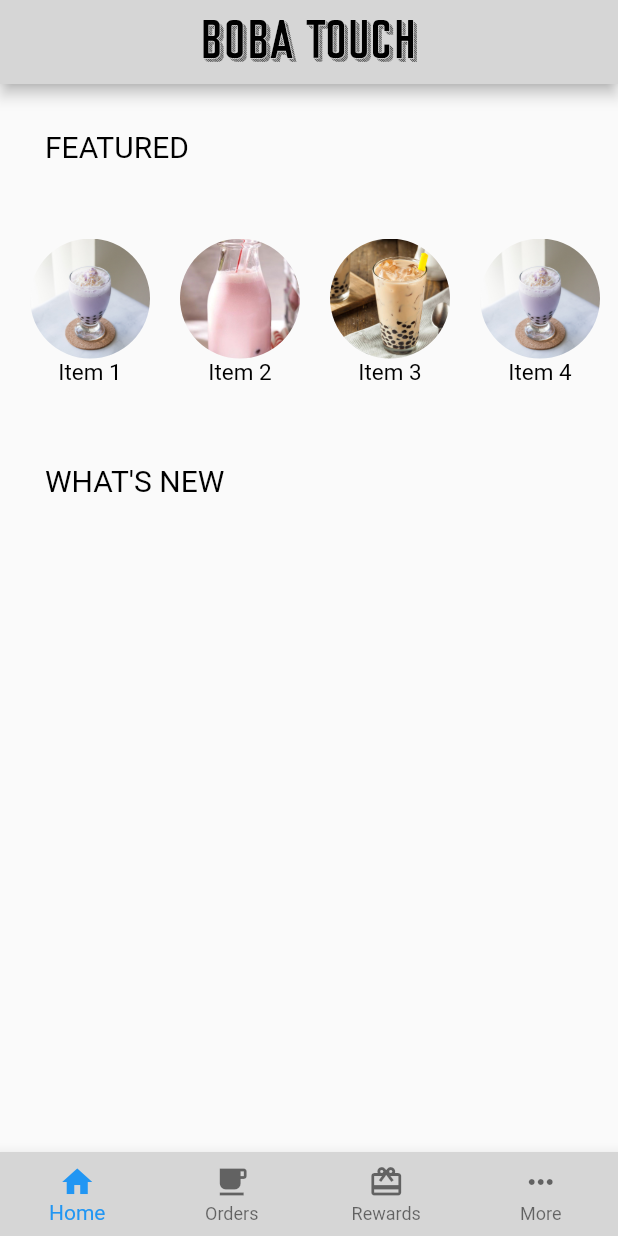
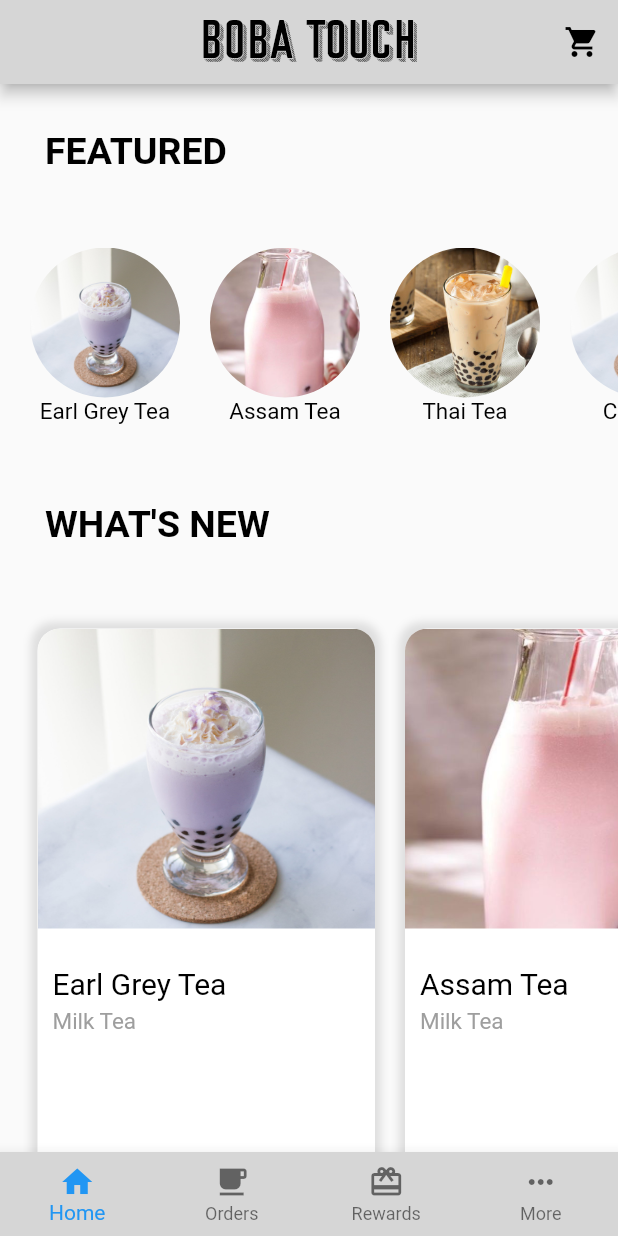
Before and after one commit to sabrinatouch/bobatouch, a Flutter app: the screen it shows after launch, on a phone screen of 412 x 824 dp. Run offline on Flutter 3.47's test engine with Material 2 defaults, Android fonts, the phone set to English and light mode, and no system bars.

Commit message:
first design iteration of home page

```diff
--- a/flutter_test/demo/lib/HomePage.dart
+++ b/flutter_test/demo/lib/HomePage.dart
@@ -16,7 +16,8 @@ class _HomePageState extends State<HomePage> {
             child: Text(
               'FEATURED',
               style: TextStyle(
-                fontSize: 20.0,
+                fontSize: 25.0,
+                fontWeight: FontWeight.bold,
                 color: Colors.black,
               )
             )
@@ -24,16 +25,16 @@ class _HomePageState extends State<HomePage> {
           Padding(
             padding: EdgeInsets.only(left: 10.0, top: 10.0, bottom: 10.0),
             child: Container(
-              height: 120.0,
+              height: 140.0,
               child: ListView(
                 scrollDirection: Axis.horizontal,
                 children: <Widget>[
-                  _buildFeaturedItem('assets/drink1.jpg', 'Item 1'),
-                  _buildFeaturedItem('assets/drink2.jpg', 'Item 2'),
-                  _buildFeaturedItem('assets/drink3.jpg', 'Item 3'),
-                  _buildFeaturedItem('assets/drink1.jpg', 'Item 4'),
-                  _buildFeaturedItem('assets/drink2.jpg', 'Item 5'),
-                  _buildFeaturedItem('assets/drink3.jpg', 'Item 6'),
+                  _buildFeaturedItem('assets/drink1.jpg', 'Earl Grey Tea'),
+                  _buildFeaturedItem('assets/drink2.jpg', 'Assam Tea'),
+                  _buildFeaturedItem('assets/drink3.jpg', 'Thai Tea'),
+                  _buildFeaturedItem('assets/drink1.jpg', 'Coconut'),
+                  _buildFeaturedItem('assets/drink2.jpg', 'Matcha'),
+                  _buildFeaturedItem('assets/drink3.jpg', 'Strawberry Milk'),
                 ],
               )
             )
@@ -43,10 +44,26 @@ class _HomePageState extends State<HomePage> {
               child: Text(
                   'WHAT\'S NEW',
                   style: TextStyle(
-                    fontSize: 20.0,
+                    fontSize: 25.0,
+                    fontWeight:FontWeight.bold,
                     color: Colors.black,
                   )
               )
+          ),
+          Padding(
+            padding: EdgeInsets.only(left: 15.0, top: 15.0, bottom: 10.0),
+            child: Container(
+              height: MediaQuery.of(context).size.height - 350.0,
+              child: ListView(
+                scrollDirection: Axis.horizontal,
+                children: <Widget>[
+                  _buildWhatsNewItem('assets/drink1.jpg', 'Earl Grey Tea', 'Milk Tea'),
+                  _buildWhatsNewItem('assets/drink2.jpg', 'Assam Tea', 'Milk Tea'),
+                  _buildWhatsNewItem('assets/drink3.jpg', 'Brown Sugar Milk Tea Boba', 'Ice Cream'),
+                  _buildWhatsNewItem('assets/drink1.jpg', 'Thai Tea', 'Milk Tea')
+                ],
+              )
+            )
           )
         ],
       )
@@ -63,8 +80,8 @@ _buildFeaturedItem(String imgPath, String name) {
         Column(
           children: <Widget>[
             Container(
-              width: 80.0,
-              height: 80.0,
+              width: 100.0,
+              height: 100.0,
               decoration: BoxDecoration(
                 shape: BoxShape.circle,
                 image: DecorationImage(
@@ -86,3 +103,65 @@ _buildFeaturedItem(String imgPath, String name) {
     )
   );
 }
+
+_buildWhatsNewItem(String imgPath, String drinkName, String drinkType) {
+  return Padding(
+    padding: EdgeInsets.all(10.0),
+    child: Container(
+      width: 225.0,
+      decoration: BoxDecoration(
+        borderRadius: BorderRadius.circular(15.0),
+        color: Colors.white,
+        boxShadow: [
+          BoxShadow(
+            color: Colors.grey.withOpacity(0.3),
+            spreadRadius: 4.0,
+            blurRadius: 4.0
+          )
+        ]
+      ),
+      child: Stack(
+        children: <Widget>[
+          Column(
+            crossAxisAlignment: CrossAxisAlignment.start,
+            children: <Widget>[
+              Container(
+                height: 200.0,
+                width: 225.0,
+                decoration: BoxDecoration(
+                  borderRadius: BorderRadius.only(topLeft: Radius.circular(15.0), topRight: Radius.circular(15.0)),
+                  image: DecorationImage(
+                    image: AssetImage(imgPath),
+                    fit: BoxFit.cover
+                  )
+                ),
+              ),
+              SizedBox(height: 25.0),
+              Padding(
+                padding: EdgeInsets.only(left:10.0),
+                child: Text(
+                  drinkName,
+                  style: TextStyle(
+                    fontSize: 20.0,
+                    color: Colors.black
+                  )
+                )
+              ),
+              SizedBox(height: 5.0),
+              Padding(
+                padding: EdgeInsets.only(left: 10.0),
+                child: Text(
+                  drinkType,
+                  style: TextStyle(
+                    fontSize: 15.0,
+                    color: Colors.grey
+                  ),
+                )
+              )
+            ],
+          )
+        ],
+      )
+    )
+  );
+}
--- a/flutter_test/demo/lib/main.dart
+++ b/flutter_test/demo/lib/main.dart
@@ -61,6 +61,13 @@ class _MyStatefulWidgetState extends State<MyStatefulWidget> {
             fontSize: 40,
           ),
         ),
+        actions: <Widget>[
+          IconButton(
+            icon: Icon(Icons.shopping_cart),
+            color: Colors.black,
+            onPressed: () {},
+          )
+        ],
       ),
       body: Center(
         child: _widgetOptions.elementAt(_selectedIndex),
```
